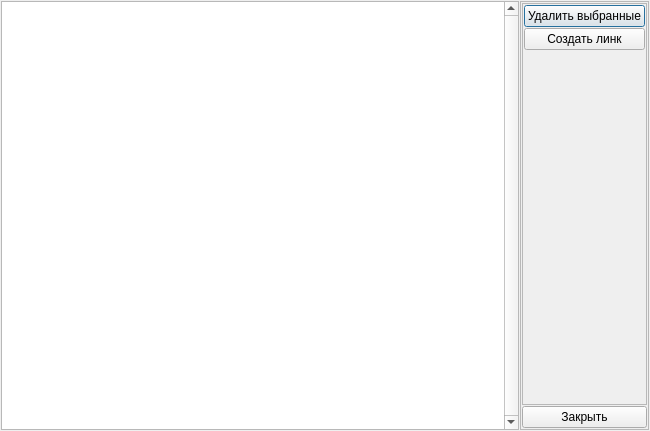
Before: the Qt Designer form Dialogs/edit_links_dialog.ui in Intueor/Z-Editor, drawn with Qt 5.
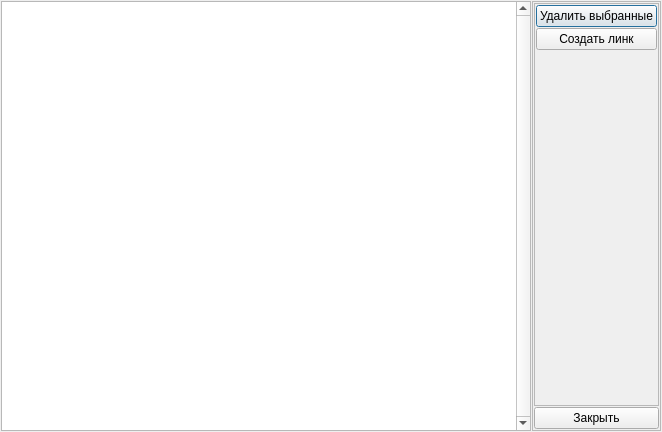
After: the same form once the commit is applied.

Commit message: Авто-подгонка содержимого таблицы редактора линков к ширине окна.

Diff of the .ui file:
```diff
--- a/Dialogs/edit_links_dialog.ui
+++ b/Dialogs/edit_links_dialog.ui
@@ -6,20 +6,20 @@
    <rect>
     <x>0</x>
     <y>0</y>
-    <width>650</width>
-    <height>431</height>
+    <width>662</width>
+    <height>432</height>
    </rect>
   </property>
   <property name="minimumSize">
    <size>
-    <width>650</width>
-    <height>431</height>
+    <width>662</width>
+    <height>432</height>
    </size>
   </property>
   <property name="maximumSize">
    <size>
-    <width>650</width>
-    <height>431</height>
+    <width>662</width>
+    <height>432</height>
    </size>
   </property>
   <property name="windowTitle">
@@ -49,17 +49,17 @@
      <property name="horizontalScrollBarPolicy">
       <enum>Qt::ScrollBarAlwaysOff</enum>
      </property>
-     <property name="sizeAdjustPolicy">
-      <enum>QAbstractScrollArea::AdjustToContents</enum>
-     </property>
      <property name="editTriggers">
       <set>QAbstractItemView::NoEditTriggers</set>
      </property>
      <property name="selectionBehavior">
       <enum>QAbstractItemView::SelectRows</enum>
      </property>
+     <property name="cornerButtonEnabled">
+      <bool>false</bool>
+     </property>
      <property name="columnCount">
-      <number>5</number>
+      <number>3</number>
      </property>
      <attribute name="horizontalHeaderVisible">
       <bool>false</bool>
@@ -70,8 +70,6 @@
      <column/>
      <column/>
      <column/>
-     <column/>
-     <column/>
     </widget>
    </item>
    <item>
```
The commit also changes 2 other files.
